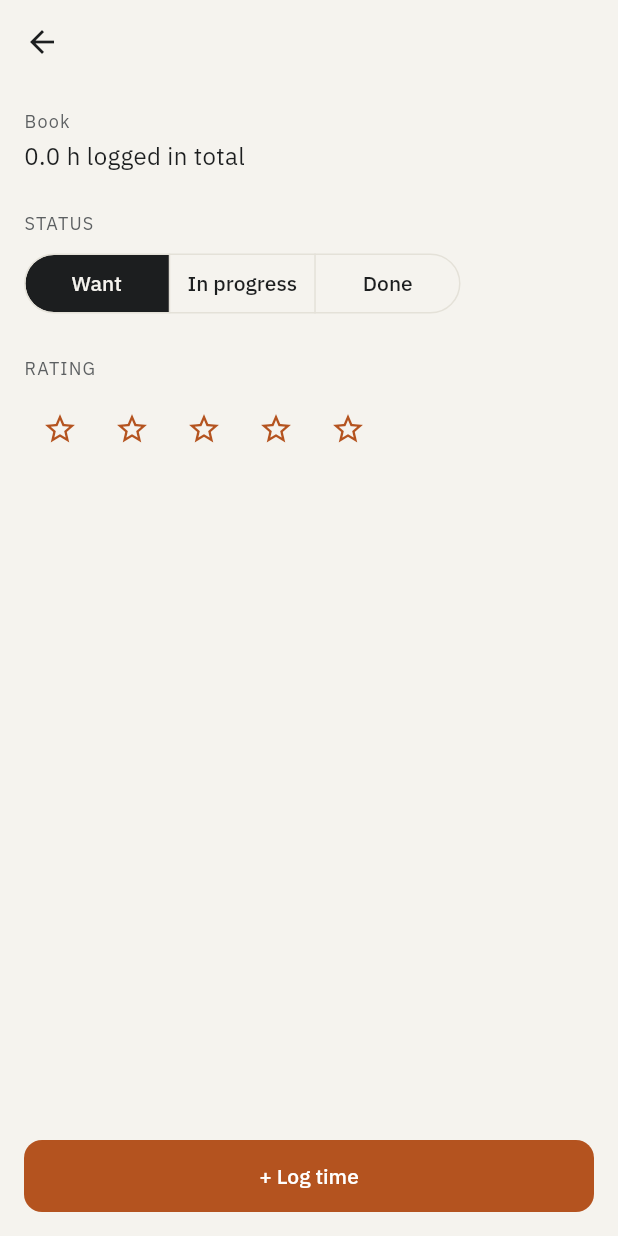
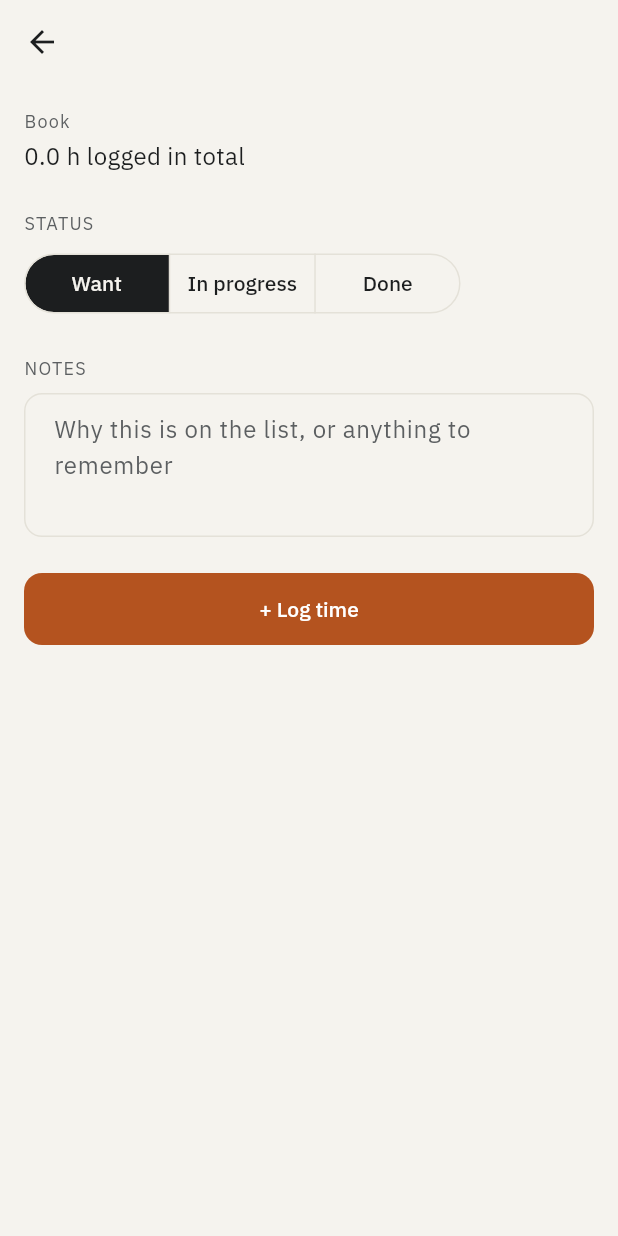
Before and after one commit to Keonzane/Trivet, a Flutter app: the MediaDetailScreen screen opened directly with empty values, on a phone screen of 412 x 824 dp. Run offline on Flutter 3.47's test engine with Material 3 defaults, Android fonts, the light colour scheme and no system bars; our stand-ins replace device_preview, google_fonts, shared_preferences; accounts and stored records are empty.

Commit message:
New changes

```diff
--- a/lib/models/media_entry.dart
+++ b/lib/models/media_entry.dart
@@ -37,12 +37,24 @@ class MediaEntry {
   final MediaStatus status;
   final int? rating;
 
+  final int durationMinutes;
+  final int pages;
+  final int season;
+  final int episode;
+
+  final String notes;
+
   const MediaEntry({
     required this.id,
     required this.title,
     required this.type,
     required this.status,
     this.rating,
+    this.durationMinutes = 0,
+    this.pages = 0,
+    this.season = 1,
+    this.episode = 1,
+    this.notes = '',
   });
 
   MediaEntry copyWith({
@@ -51,6 +63,11 @@ class MediaEntry {
     MediaType? type,
     MediaStatus? status,
     int? rating,
+    int? durationMinutes,
+    int? pages,
+    int? season,
+    int? episode,
+    String? notes,
   }) {
     return MediaEntry(
       id: id ?? this.id,
@@ -58,6 +75,11 @@ class MediaEntry {
       type: type ?? this.type,
       status: status ?? this.status,
       rating: rating ?? this.rating,
+      durationMinutes: durationMinutes ?? this.durationMinutes,
+      pages: pages ?? this.pages,
+      season: season ?? this.season,
+      episode: episode ?? this.episode,
+      notes: notes ?? this.notes,
     );
   }
 
@@ -67,6 +89,11 @@ class MediaEntry {
         'type': type.name,
         'status': status.name,
         'rating': rating,
+        'durationMinutes': durationMinutes,
+        'pages': pages,
+        'season': season,
+        'episode': episode,
+        'notes': notes,
       };
 
   factory MediaEntry.fromMap(Map<String, dynamic> map) => MediaEntry(
@@ -75,5 +102,10 @@ class MediaEntry {
         type: MediaType.values.byName(map['type'] as String),
         status: MediaStatus.values.byName(map['status'] as String),
         rating: map['rating'] as int?,
+        durationMinutes: map['durationMinutes'] as int? ?? 0,
+        pages: map['pages'] as int? ?? 0,
+        season: map['season'] as int? ?? 1,
+        episode: map['episode'] as int? ?? 1,
+        notes: map['notes'] as String? ?? '',
       );
 }
--- a/lib/models/project.dart
+++ b/lib/models/project.dart
@@ -5,12 +5,14 @@ class Project {
   final String title;
   final String subtitle;
   final ProjectStatus status;
+  final String notes;
 
   const Project({
     required this.id,
     required this.title,
     required this.subtitle,
     required this.status,
+    this.notes = '',
   });
 
   Project copyWith({
@@ -18,12 +20,14 @@ class Project {
     String? title,
     String? subtitle,
     ProjectStatus? status,
+    String? notes,
   }) {
     return Project(
       id: id ?? this.id,
       title: title ?? this.title,
       subtitle: subtitle ?? this.subtitle,
       status: status ?? this.status,
+      notes: notes ?? this.notes,
     );
   }
 
@@ -32,6 +36,7 @@ class Project {
         'title': title,
         'subtitle': subtitle,
         'status': status.name,
+        'notes': notes,
       };
 
   factory Project.fromMap(Map<String, dynamic> map) => Project(
@@ -39,5 +44,6 @@ class Project {
         title: map['title'] as String,
         subtitle: map['subtitle'] as String? ?? '',
         status: ProjectStatus.values.byName(map['status'] as String),
+        notes: map['notes'] as String? ?? '',
       );
 }
--- a/lib/models/workout.dart
+++ b/lib/models/workout.dart
@@ -1,4 +1,4 @@
-enum WorkoutType { push, pull, legs, run, swim }
+enum WorkoutType { push, pull, legs, cardio }
 
 class Workout {
   final String id;
@@ -6,6 +6,7 @@ class Workout {
   final int durationMinutes;
   final DateTime date;
   final String notes;
+  final bool done;
 
   const Workout({
     required this.id,
@@ -13,7 +14,26 @@ class Workout {
     required this.durationMinutes,
     required this.date,
     this.notes = '',
+    this.done = false,
   });
+
+  Workout copyWith({
+    String? id,
+    WorkoutType? type,
+    int? durationMinutes,
+    DateTime? date,
+    String? notes,
+    bool? done,
+  }) {
+    return Workout(
+      id: id ?? this.id,
+      type: type ?? this.type,
+      durationMinutes: durationMinutes ?? this.durationMinutes,
+      date: date ?? this.date,
+      notes: notes ?? this.notes,
+      done: done ?? this.done,
+    );
+  }
 
   String get label {
     switch (type) {
@@ -23,10 +43,8 @@ class Workout {
         return 'Pull day';
       case WorkoutType.legs:
         return 'Leg day';
-      case WorkoutType.run:
-        return 'Run';
-      case WorkoutType.swim:
-        return 'Swim';
+      case WorkoutType.cardio:
+        return 'Cardio day';
     }
   }
 
@@ -36,6 +54,7 @@ class Workout {
         'durationMinutes': durationMinutes,
         'date': date.toIso8601String(),
         'notes': notes,
+        'done': done,
       };
 
   factory Workout.fromMap(Map<String, dynamic> map) => Workout(
@@ -44,5 +63,6 @@ class Workout {
         durationMinutes: map['durationMinutes'] as int,
         date: DateTime.parse(map['date'] as String),
         notes: map['notes'] as String? ?? '',
+        done: map['done'] as bool? ?? false,
       );
 }
--- a/lib/screens/dashboard_screen.dart
+++ b/lib/screens/dashboard_screen.dart
@@ -74,7 +74,8 @@ class _DashboardScreenState extends State<DashboardScreen> {
         .where((l) => week.contains(l.date))
         .fold(0.0, (sum, l) => sum + l.hours);
 
-    final weekWorkouts = _workouts.where((w) => week.contains(w.date)).toList();
+    final weekWorkouts =
+        _workouts.where((w) => week.contains(w.date) && w.done).toList();
     final healthMinutes =
         weekWorkouts.fold(0, (sum, w) => sum + w.durationMinutes);
     final healthHours = healthMinutes / 60;
--- a/lib/screens/media_detail_screen.dart
+++ b/lib/screens/media_detail_screen.dart
@@ -5,6 +5,7 @@ import '../models/media_entry.dart';
 import '../services/storage_service.dart';
 import '../theme.dart';
 import '../widgets/add_entry_sheet.dart';
+import '../widgets/duration_stepper.dart';
 import '../widgets/pillar_button.dart';
 
 class MediaDetailScreen extends StatefulWidget {
@@ -22,6 +23,7 @@ class MediaDetailScreen extends StatefulWidget {
 class _MediaDetailScreenState extends State<MediaDetailScreen> {
   final _logStore = LeisureLogStore();
   late MediaEntry _entry;
+  late final TextEditingController _notesController;
   List<LeisureLog> _allLogs = [];
   bool _loading = true;
 
@@ -29,7 +31,14 @@ class _MediaDetailScreenState extends State<MediaDetailScreen> {
   void initState() {
     super.initState();
     _entry = widget.entry;
+    _notesController = TextEditingController(text: _entry.notes);
     _load();
+  }
+
+  @override
+  void dispose() {
+    _notesController.dispose();
+    super.dispose();
   }
 
   Future<void> _load() async {
@@ -46,14 +55,20 @@ class _MediaDetailScreenState extends State<MediaDetailScreen> {
   double get _totalHours =>
       _entryLogs.fold(0, (sum, l) => sum + l.minutes) / 60;
 
-  void _setStatus(MediaStatus status) {
-    setState(() => _entry = _entry.copyWith(status: status));
+  void _update(MediaEntry Function(MediaEntry) change) {
+    setState(() => _entry = change(_entry));
     widget.onUpdate(_entry);
   }
 
-  void _setRating(int rating) {
-    setState(() => _entry = _entry.copyWith(rating: rating));
-    widget.onUpdate(_entry);
+  void _setStatus(MediaStatus status) {
+    _update((e) => status == MediaStatus.want
+        ? e.copyWith(
+            status: status, durationMinutes: 0, pages: 0, season: 1, episode: 1)
+        : e.copyWith(status: status));
+  }
+
+  void _saveNotes() {
+    _update((e) => e.copyWith(notes: _notesController.text.trim()));
   }
 
   Future<void> _logMoreTime() async {
@@ -69,6 +84,12 @@ class _MediaDetailScreenState extends State<MediaDetailScreen> {
     );
   }
 
+  Widget _caption(ThemeData theme, String text) => Text(
+        text,
+        style: theme.textTheme.labelSmall
+            ?.copyWith(color: theme.colorScheme.secondary),
+      );
+
   @override
   Widget build(BuildContext context) {
     final theme = Theme.of(context);
@@ -79,27 +100,19 @@ class _MediaDetailScreenState extends State<MediaDetailScreen> {
       body: _loading
           ? const Center(child: CircularProgressIndicator())
           : SafeArea(
-              child: Padding(
+              child: SingleChildScrollView(
                 padding: const EdgeInsets.all(AppSpacing.md),
                 child: Column(
                   crossAxisAlignment: CrossAxisAlignment.start,
                   children: [
-                    Text(
-                      _entry.type.label,
-                      style: theme.textTheme.labelSmall
-                          ?.copyWith(color: theme.colorScheme.secondary),
-                    ),
+                    _caption(theme, _entry.type.label),
                     const SizedBox(height: AppSpacing.xs),
                     Text(
                       '${_totalHours.toStringAsFixed(1)} h logged in total',
                       style: theme.textTheme.bodyMedium,
                     ),
                     const SizedBox(height: AppSpacing.lg),
-                    Text(
-                      'STATUS',
-                      style: theme.textTheme.labelSmall
-                          ?.copyWith(color: theme.colorScheme.secondary),
-                    ),
+                    _caption(theme, 'STATUS'),
                     const SizedBox(height: AppSpacing.sm),
                     SegmentedButton<MediaStatus>(
                       showSelectedIcon: false,
@@ -116,37 +129,109 @@ class _MediaDetailScreenState extends State<MediaDetailScreen> {
                       onSelectionChanged: (s) => _setStatus(s.first),
                     ),
                     const SizedBox(height: AppSpacing.lg),
-                    Text(
-                      'RATING',
-                      style: theme.textTheme.labelSmall
-                          ?.copyWith(color: theme.colorScheme.secondary),
-                    ),
-                    const SizedBox(height: AppSpacing.sm),
-                    Row(
-                      children: [
-                        for (var i = 1; i <= 5; i++)
-                          IconButton(
-                            padding: EdgeInsets.zero,
-                            icon: Icon(
-                              i <= (_entry.rating ?? 0)
-                                  ? Icons.star
-                                  : Icons.star_border,
-                              color: accent,
-                            ),
-                            onPressed: () => _setRating(i),
-                          ),
-                      ],
-                    ),
-                    const Spacer(),
+                    ..._fieldsForStatus(theme, accent),
+                    const SizedBox(height: AppSpacing.lg),
                     PillarButton(
                       pillar: Pillar.leisure,
                       label: '+ Log time',
                       onPressed: _logMoreTime,
                     ),
+                    const SizedBox(height: AppSpacing.md),
                   ],
                 ),
               ),
             ),
     );
   }
+
+  List<Widget> _fieldsForStatus(ThemeData theme, Color accent) {
+    switch (_entry.status) {
+      case MediaStatus.want:
+        return [
+          _caption(theme, 'NOTES'),
+          const SizedBox(height: AppSpacing.sm),
+          TextField(
+            controller: _notesController,
+            maxLines: 3,
+            decoration: const InputDecoration(
+                hintText: 'Why this is on the list, or anything to remember'),
+            onEditingComplete: _saveNotes,
+            onTapOutside: (_) => _saveNotes(),
+          ),
+        ];
+      case MediaStatus.inProgress:
+        return [
+          _caption(theme, 'DURATION'),
+          const SizedBox(height: AppSpacing.sm),
+          DurationStepper(
+            value: _entry.durationMinutes,
+            step: 5,
+            unit: 'min',
+            onChanged: (v) =>
+                _update((e) => e.copyWith(durationMinutes: v.toInt())),
+          ),
+          if (_entry.type == MediaType.book) ...[
+            const SizedBox(height: AppSpacing.md),
+            _caption(theme, 'PAGES'),
+            const SizedBox(height: AppSpacing.sm),
+            DurationStepper(
+              value: _entry.pages,
+              step: 1,
+              unit: 'pages',
+              onChanged: (v) => _update((e) => e.copyWith(pages: v.toInt())),
+            ),
+          ],
+          if (_entry.type == MediaType.series) ...[
+            const SizedBox(height: AppSpacing.md),
+            _caption(theme, 'SEASON'),
+            const SizedBox(height: AppSpacing.sm),
+            DurationStepper(
+              value: _entry.season,
+              step: 1,
+              unit: 'season',
+              min: 1,
+              onChanged: (v) => _update((e) => e.copyWith(season: v.toInt())),
+            ),
+            const SizedBox(height: AppSpacing.md),
+            _caption(theme, 'EPISODE'),
+            const SizedBox(height: AppSpacing.sm),
+            DurationStepper(
+              value: _entry.episode,
+              step: 1,
+              unit: 'episode',
+              min: 1,
+              onChanged: (v) => _update((e) => e.copyWith(episode: v.toInt())),
+            ),
+          ],
+        ];
+      case MediaStatus.done:
+        return [
+          _caption(theme, 'RATING'),
+          const SizedBox(height: AppSpacing.sm),
+          Row(
+            children: [
+              for (var i = 1; i <= 5; i++)
+                IconButton(
+                  padding: EdgeInsets.zero,
+                  icon: Icon(
+                    i <= (_entry.rating ?? 0) ? Icons.star : Icons.star_border,
+                    color: accent,
+                  ),
+                  onPressed: () => _update((e) => e.copyWith(rating: i)),
+                ),
+            ],
+          ),
+          const SizedBox(height: AppSpacing.md),
+          _caption(theme, 'REVIEW'),
+          const SizedBox(height: AppSpacing.sm),
+          TextField(
+            controller: _notesController,
+            maxLines: 4,
+            decoration: const InputDecoration(hintText: 'What did you think?'),
+            onEditingComplete: _saveNotes,
+            onTapOutside: (_) => _saveNotes(),
+          ),
+        ];
+    }
+  }
 }
--- a/lib/services/storage_service.dart
+++ b/lib/services/storage_service.dart
@@ -8,6 +8,10 @@ import '../models/project.dart';
 import '../models/work_log.dart';
 import '../models/workout.dart';
 
+/// Generic list-of-JSON-records store. One shared_preferences key holds a
+/// List<String>, one JSON string per record. Every change rewrites the
+/// whole list for that key — fine at the record counts Trivet expects
+/// (a few hundred over a term). See proposal §"How my app saves data".
 class ListStore<T> {
   final String key;
   final Map<String, dynamic> Function(T item) toMap;
@@ -44,6 +48,7 @@ class ListStore<T> {
   }
 }
 
+/// One store per model, per the proposal's shared_preferences plan.
 class ProjectStore extends ListStore<Project> {
   ProjectStore()
       : super(
--- a/lib/widgets/trivet_mark.dart
+++ b/lib/widgets/trivet_mark.dart
@@ -109,7 +109,7 @@ class _TrivetMarkPainter extends CustomPainter {
 
     final dataTriangle = Path()
       ..addPolygon([workPoint, healthPoint, leisurePoint], true);
-    canvas.drawPath(dataTriangle, Paint()..color = ink.withValues(alpha: 0.08));
+    canvas.drawPath(dataTriangle, Paint()..color = line);
     canvas.drawPath(
       dataTriangle,
       Paint()
```
Also changed, not shown: lib/screens/health_screen.dart (+56 -35 lines), lib/screens/project_detail_screen.dart (added, +165 -0 lines), lib/screens/work_screen.dart (+35 -7 lines), lib/widgets/add_entry_sheet.dart (+46 -4 lines), lib/widgets/workout_row.dart (added, +74 -0 lines).
